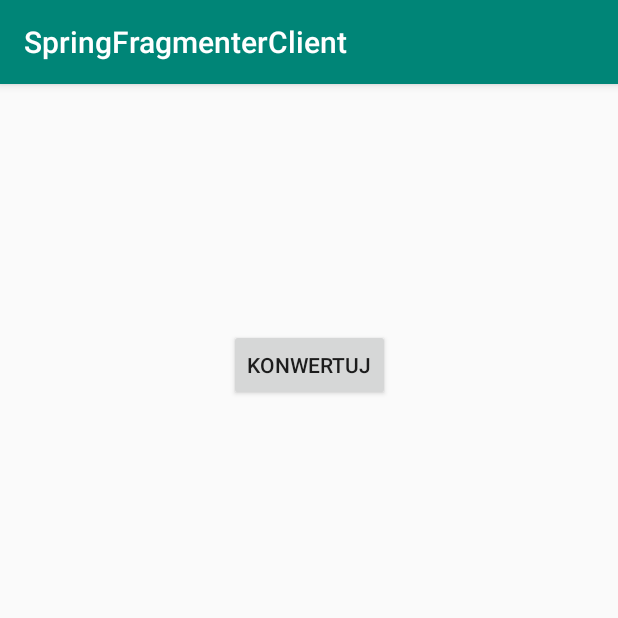
After one commit to michal5111/fragmentatorAndroidClient, an Android app: the FragmentRequestActivity screen opened directly, with no data from a screen before it, on a phone screen of 412 x 824 dp, the top half of it. The commit adds this screen. Run offline under Robolectric (Android 15) with nearby library versions, the phone set to English and light mode, and no system bars; libraries missing offline, so code that uses them is left out: com.star_zero.sse; network calls fail; 2 statements that could not run were skipped.

Commit message:
added SSE and ability to download fragments

```diff
--- a/app/build.gradle
+++ b/app/build.gradle
@@ -9,7 +9,7 @@ android {
     buildToolsVersion "29.0.0"
     defaultConfig {
         applicationId "com.example.springfragmenterclient"
-        minSdkVersion 22
+        minSdkVersion 24
         targetSdkVersion 29
         versionCode 1
         versionName "1.0"
@@ -35,5 +35,6 @@ dependencies {
     implementation 'com.google.android.material:material:1.0.0'
     implementation 'com.google.code.gson:gson:2.8.5'
     implementation 'com.android.volley:volley:1.1.1'
-    implementation 'com.tylerjroach:eventsource:1.2.11'
+    implementation 'com.star_zero:sse:1.2.0'
+    implementation 'com.android.support:support-annotations:28.0.0'
 }
--- a/app/src/main/AndroidManifest.xml
+++ b/app/src/main/AndroidManifest.xml
@@ -13,6 +13,8 @@
             android:supportsRtl="true"
             android:theme="@style/AppTheme"
             android:usesCleartextTraffic="true">
+        <activity android:name=".FragmentRequestActivity">
+        </activity>
         <activity android:name=".SelectedLineActivity">
         </activity>
         <activity android:name=".MainActivity">
--- /dev/null
+++ b/app/src/main/java/com/example/springfragmenterclient/FragmentRequestActivity.kt
@@ -0,0 +1,122 @@
+package com.example.springfragmenterclient
+
+import android.app.DownloadManager
+import android.content.BroadcastReceiver
+import android.content.Context
+import android.content.Intent
+import android.net.Uri
+import android.os.Bundle
+import android.os.Environment
+import android.view.View
+import android.widget.Button
+import android.widget.TextView
+import androidx.appcompat.app.AppCompatActivity
+import com.example.springfragmenterclient.Entities.Movie
+import com.star_zero.sse.EventHandler
+import com.star_zero.sse.EventSource
+import com.star_zero.sse.MessageEvent
+import java.io.File
+import java.net.URLEncoder
+import java.nio.charset.StandardCharsets
+
+
+
+
+
+
+class FragmentRequestActivity : AppCompatActivity() {
+
+    lateinit var eventSource: EventSource
+    lateinit var movie: Movie
+    lateinit var textView: TextView
+    lateinit var openButton: Button
+    lateinit var convertButton: Button
+    lateinit var downloadButton: Button
+    private lateinit var onDownloadComplete: BroadcastReceiver
+
+    private fun encodeValue(value: String): String {
+        return URLEncoder.encode(value, StandardCharsets.UTF_8.toString())
+    }
+
+    override fun onCreate(savedInstanceState: Bundle?) {
+        super.onCreate(savedInstanceState)
+        setContentView(R.layout.activity_fragment_request)
+        movie = intent.getSerializableExtra("SELECTED_MOVIE") as Movie
+        textView = findViewById(R.id.EventTextView)
+        openButton = findViewById(R.id.OpenButton)
+        downloadButton = findViewById(R.id.DownloadButton)
+        convertButton = findViewById(R.id.ConvertButton)
+        eventSource = EventSource("http://michal5111.asuscomm.com:8080/rest/requestFragment?fileName=${encodeValue(movie.fileName)}&line=${encodeValue(movie.subtitles.filteredLines[0].textLines)}&timeString=${encodeValue(movie.subtitles.filteredLines[0].timeString)}&path=${encodeValue(movie.path)}", object : EventHandler {
+            override fun onError(e: java.lang.Exception?) {
+                println("error " + e.toString())
+                textView.post { textView.text = "error " + e.toString() }
+                //textView.text = e.toString()
+            }
+
+            override fun onOpen() {
+                println("opened")
+                textView.post {
+                    textView.text = "Opened"
+                }
+                //textView.text = "opened"
+                // run on worker thread
+                //Log.d(FragmentActivity.TAG, "Open")
+            }
+
+            override fun onMessage(messageEvent: MessageEvent) {
+                println("Message: "+ messageEvent.data)
+                textView.post {
+                    textView.text = "Message: "+ messageEvent.data
+                }
+                if (messageEvent.event.equals("complete")) {
+                    eventSource.close()
+                    openButton.post {
+                        openButton.visibility = View.VISIBLE
+                        openButton.setOnClickListener {
+                            val openVideo = Intent(Intent.ACTION_VIEW, Uri.parse("http://michal5111.asuscomm.com:8080/fragments/"+messageEvent.data))
+                            startActivity(openVideo)
+                        }
+                    }
+                    downloadButton.post {
+                        downloadButton.visibility = View.VISIBLE
+                        downloadButton.setOnClickListener {
+                            val file = File(Environment.DIRECTORY_MOVIES,messageEvent.data)
+                            val request =
+                                DownloadManager.Request(Uri.parse("http://michal5111.asuscomm.com:8080/fragments/"+messageEvent.data))
+                                    .setTitle("Fragment")// Title of the Download Notification
+                                    .setDescription("Pobieranie...")// Description of the Download Notification
+                                    .setNotificationVisibility(DownloadManager.Request.VISIBILITY_VISIBLE)// Visibility of the download Notification
+                                    .setDestinationUri(Uri.fromFile(file))// Uri of the destination file
+                                    .setRequiresCharging(false)// Set if charging is required to begin the download
+                                    .setAllowedOverMetered(true)// Set if download is allowed on Mobile network
+                                    .setAllowedOverRoaming(true)// Set if download is allowed on roaming network
+                            val downloadManager = getSystemService(Context.DOWNLOAD_SERVICE) as DownloadManager
+                            val downloadID = downloadManager.enqueue(request)// enqueue puts the download request in the queue.
+                            onDownloadComplete = object : BroadcastReceiver() {
+                                override fun onReceive(context: Context, intent: Intent) {
+                                    //Fetching the download id received with the broadcast
+                                    val id = intent.getLongExtra(DownloadManager.EXTRA_DOWNLOAD_ID, -1)
+                                    //Checking if the received broadcast is for our enqueued download by matching download id
+                                    if (downloadID == id) {
+
+                                    }
+                                }
+                            }
+                        }
+                    }
+                }
+                //textView.text = "Message: ${messageEvent.data}"
+                // run on worker thread
+                //Log.d(FragmentActivity.TAG, "Message")
+            }
+        })
+        convertButton.setOnClickListener {
+            eventSource.connect()
+        }
+    }
+
+    override fun onBackPressed() {
+        super.onBackPressed()
+        eventSource.close()
+    }
+}
--- a/app/src/main/java/com/example/springfragmenterclient/LineRecyclerViewAdapter.kt
+++ b/app/src/main/java/com/example/springfragmenterclient/LineRecyclerViewAdapter.kt
@@ -1,9 +1,11 @@
 package com.example.springfragmenterclient
 
+import android.text.Html
 import android.view.LayoutInflater
 import android.view.View
 import android.view.ViewGroup
 import android.widget.TextView
+import androidx.core.text.HtmlCompat
 import androidx.recyclerview.widget.RecyclerView
 import com.example.springfragmenterclient.Entities.Line
 
@@ -22,7 +24,7 @@ class LineRecyclerViewAdapter(private val dataSet: List<Line>) : RecyclerView.Ad
 
     override fun onBindViewHolder(viewHolder: ViewHolder, position: Int) {
         viewHolder.timeTextView.text = dataSet[position].timeString
-        viewHolder.lineTextView.text = dataSet[position].textLines
+        viewHolder.lineTextView.text = HtmlCompat.fromHtml(dataSet[position].textLines, Html.FROM_HTML_MODE_LEGACY)
         viewHolder.lineTextView.setOnClickListener {
             (viewHolder.lineTextView.context as MainActivity).selectMovie(dataSet[position].parent,dataSet[position])
         }
--- a/app/src/main/java/com/example/springfragmenterclient/MainActivity.kt
+++ b/app/src/main/java/com/example/springfragmenterclient/MainActivity.kt
@@ -31,7 +31,9 @@ class MainActivity : AppCompatActivity() {
 
         searchButton.setOnClickListener {
             progressBar.visibility = View.VISIBLE;
-            RequestQueueSingleton.getInstance(this).addToRequestQueue(applicationContext.getMoviesRequest(frazeInput.text.toString(),recyclerView, progressBar))
+            RequestQueueSingleton.getInstance(this)
+                .addToRequestQueue(
+                    applicationContext.getMoviesRequest(frazeInput.text.toString(),recyclerView, progressBar))
         }
     }
 
--- /dev/null
+++ b/app/src/main/res/layout/activity_fragment_request.xml
@@ -0,0 +1,45 @@
+<?xml version="1.0" encoding="utf-8"?>
+<androidx.constraintlayout.widget.ConstraintLayout
+        xmlns:android="http://schemas.android.com/apk/res/android"
+        xmlns:tools="http://schemas.android.com/tools"
+        xmlns:app="http://schemas.android.com/apk/res-auto"
+        android:layout_width="match_parent"
+        android:layout_height="match_parent"
+        tools:context=".FragmentRequestActivity">
+
+    <TextView
+            android:layout_width="wrap_content"
+            android:layout_height="wrap_content"
+            android:id="@+id/EventTextView" android:layout_marginTop="8dp"
+            app:layout_constraintTop_toTopOf="parent" android:layout_marginBottom="8dp"
+            app:layout_constraintBottom_toBottomOf="parent" app:layout_constraintStart_toStartOf="parent"
+            android:layout_marginStart="8dp" app:layout_constraintEnd_toEndOf="parent" android:layout_marginEnd="8dp"/>
+    <Button
+            android:text="Konwertuj"
+            android:layout_width="wrap_content"
+            android:layout_height="wrap_content" android:id="@+id/ConvertButton"
+            app:layout_constraintEnd_toEndOf="parent"
+            android:layout_marginEnd="8dp" app:layout_constraintStart_toStartOf="parent"
+            android:layout_marginStart="8dp"
+            android:layout_marginTop="8dp" app:layout_constraintTop_toTopOf="parent" android:layout_marginBottom="8dp"
+            app:layout_constraintBottom_toTopOf="@+id/EventTextView"/>
+    <Button
+            android:text="Otwórz"
+            android:layout_width="wrap_content"
+            android:layout_height="wrap_content" android:id="@+id/OpenButton" android:layout_marginBottom="8dp"
+            app:layout_constraintBottom_toBottomOf="parent" app:layout_constraintEnd_toEndOf="parent"
+            android:layout_marginEnd="8dp" app:layout_constraintStart_toStartOf="parent"
+            android:layout_marginStart="8dp"
+            android:visibility="invisible" android:layout_marginTop="8dp"
+            app:layout_constraintTop_toBottomOf="@+id/EventTextView"/>
+    <Button
+            android:text="Pobierz"
+            android:layout_width="wrap_content"
+            android:layout_height="wrap_content"
+            android:id="@+id/DownloadButton"
+            android:layout_marginBottom="8dp"
+            app:layout_constraintBottom_toTopOf="@+id/OpenButton" app:layout_constraintStart_toStartOf="parent"
+            android:layout_marginStart="8dp" app:layout_constraintEnd_toEndOf="parent" android:layout_marginEnd="8dp"
+            android:layout_marginTop="8dp" app:layout_constraintTop_toBottomOf="@+id/ConvertButton"
+            android:visibility="invisible"/>
+</androidx.constraintlayout.widget.ConstraintLayout>
```
Also changed, not shown: app/src/main/java/com/example/springfragmenterclient/Fragmentator4000.kt (+14 -13 lines), app/src/main/java/com/example/springfragmenterclient/SelectedLineActivity.kt (+32 -19 lines), app/src/main/res/layout/activity_main.xml (+6 -3 lines), app/src/main/res/layout/activity_selected_line.xml (+15 -5 lines), app/src/main/res/layout/line_row_item.xml (+11 -15 lines), app/src/main/res/layout/movie_row_item.xml (+10 -13 lines).
